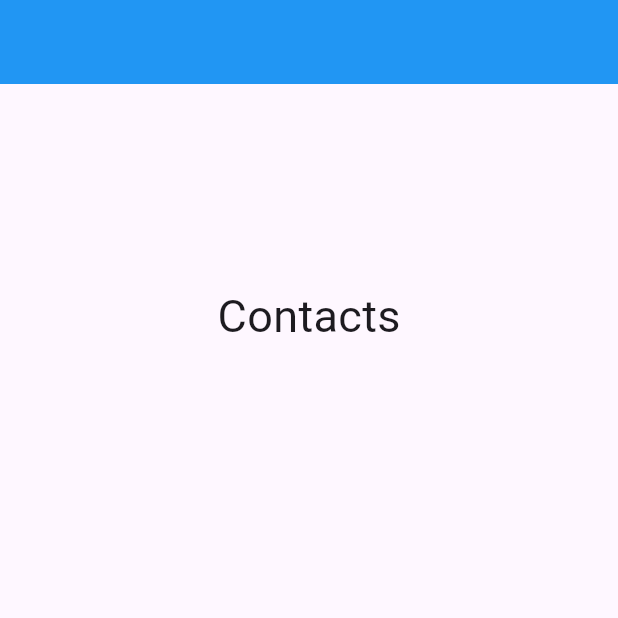
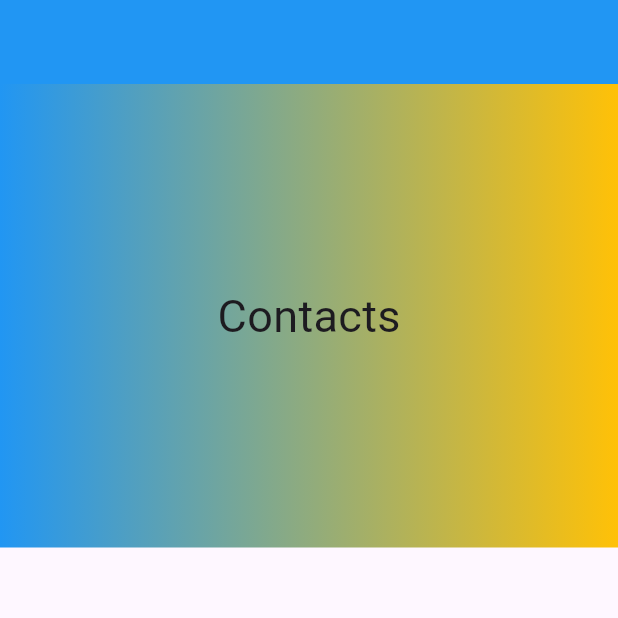
Before and after one commit to xuliang520914/flutter-demo, a Flutter app: the screen it shows after launch, on a phone screen of 412 x 824 dp, the top half of it. Run offline on Flutter 3.47's test engine with Material 2 defaults, Android fonts, the phone set to English and light mode, and no system bars.

Commit message:
背景色、图片、渐变色设置 background color, image or gradient

```diff
--- a/lib/main.dart
+++ b/lib/main.dart
@@ -41,6 +41,12 @@ class _HomePageState extends State<HomePage> {
           'Contacts',
           style: TextStyle(fontSize: 30),
         ),
+        boxDecoration: BoxDecoration(
+          // color: Colors.blue,
+          gradient: LinearGradient(
+            colors: [Colors.blue, Colors.amber],
+          ),
+        ),
       ),
     );
   }
--- a/lib/one_ui_nested_scroll_view.dart
+++ b/lib/one_ui_nested_scroll_view.dart
@@ -5,12 +5,14 @@ class OneUiNestedScrollView extends StatefulWidget {
   final double? expandedHeight;
   final double? toolbarHeight;
   final Widget? expandedWidget;
+  final BoxDecoration? boxDecoration;
 
   const OneUiNestedScrollView(
       {super.key,
       this.expandedHeight,
       this.toolbarHeight,
-      this.expandedWidget});
+      this.expandedWidget,
+      this.boxDecoration});
 
   @override
   State<OneUiNestedScrollView> createState() => _OneUiNestedScrollViewState();
@@ -43,6 +45,11 @@ class _OneUiNestedScrollViewState extends State<OneUiNestedScrollView> {
 
             return Stack(
               children: [
+                // background color, image or gradient
+                Container(
+                  decoration: widget.boxDecoration,
+                ),
+
                 // center big title
                 if (widget.expandedWidget != null)
                   Center(
```
